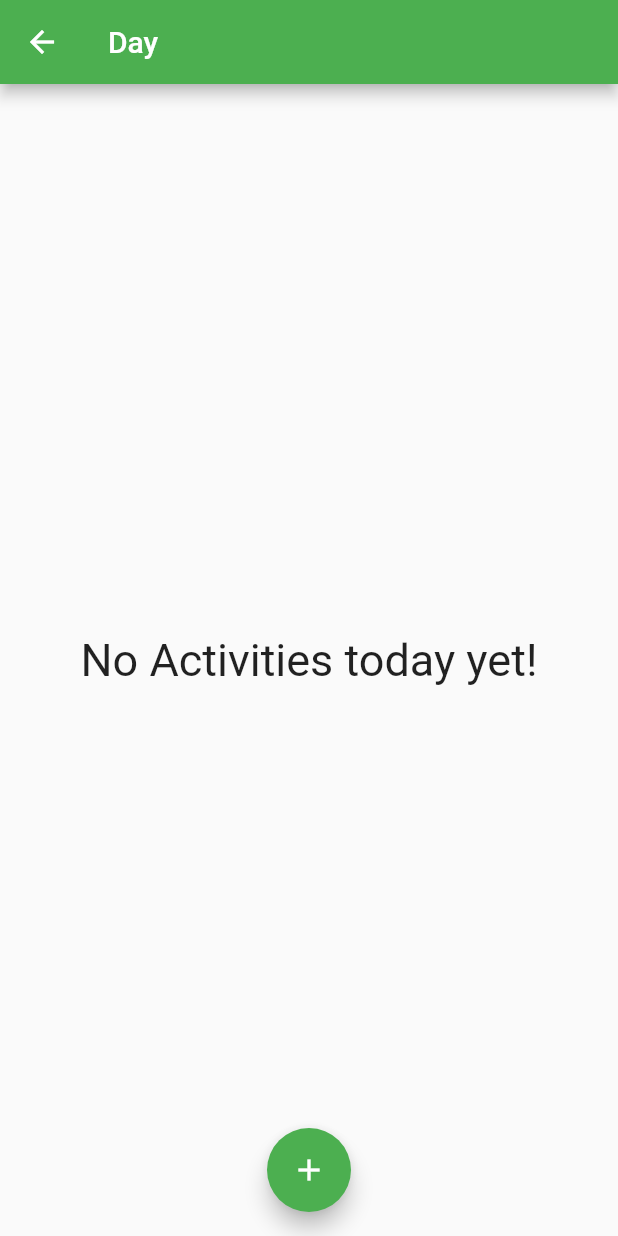
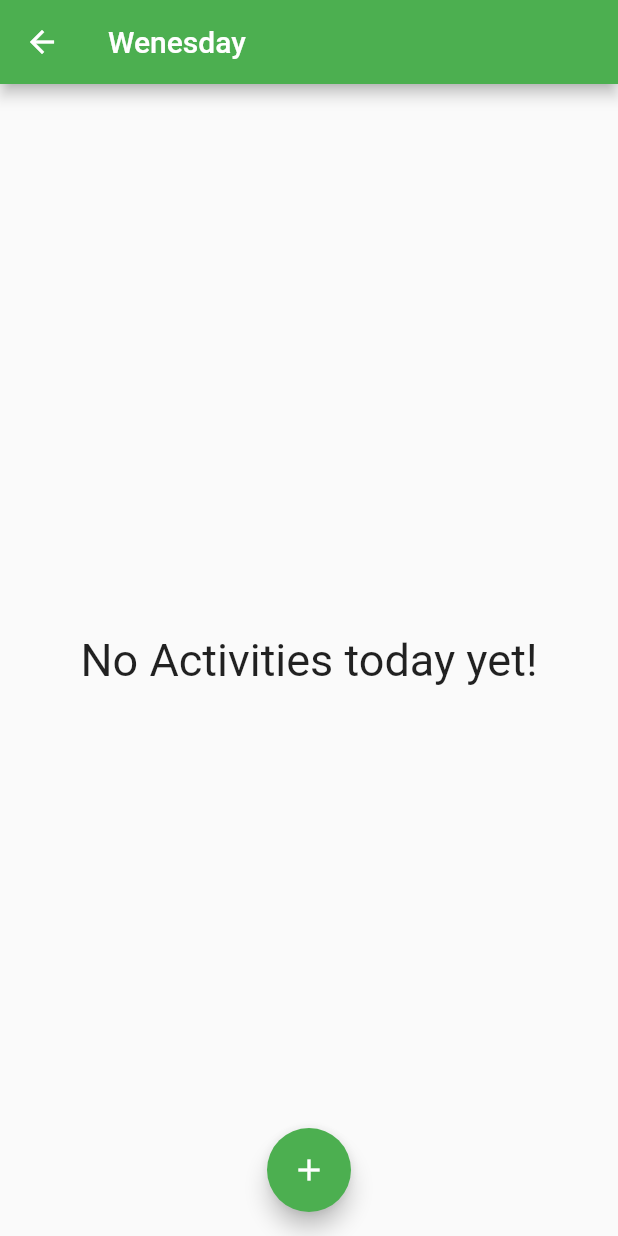
Before and after one commit to dogman223/active_week, a Flutter app: the screen it shows after launch, after a tap on "Wenesday", on a phone screen of 412 x 824 dp. Run offline on Flutter 3.47's test engine with Material 2 defaults, Android fonts, the light colour scheme and no system bars; network calls fail.

```diff
--- a/lib/day_screen/friday.dart
+++ b/lib/day_screen/friday.dart
@@ -46,7 +46,7 @@ class _FridayScreenState extends State<FridayScreen> {
   @override
   Widget build(BuildContext context) {
     return Scaffold(
-      appBar: AppBar(title: Text('Day')),
+      appBar: AppBar(title: Text('Friday')),
       body: buildListContent(context),
       floatingActionButtonLocation: FloatingActionButtonLocation.centerFloat,
       floatingActionButton: FloatingActionButton(
--- a/lib/day_screen/saturday.dart
+++ b/lib/day_screen/saturday.dart
@@ -46,7 +46,7 @@ class _SaturdayScreenState extends State<SaturdayScreen> {
   @override
   Widget build(BuildContext context) {
     return Scaffold(
-      appBar: AppBar(title: Text('Day')),
+      appBar: AppBar(title: Text('Saturday')),
       body: buildListContent(context),
       floatingActionButtonLocation: FloatingActionButtonLocation.centerFloat,
       floatingActionButton: FloatingActionButton(
--- a/lib/day_screen/sunday.dart
+++ b/lib/day_screen/sunday.dart
@@ -46,7 +46,7 @@ class _SundayScreenState extends State<SundayScreen> {
   @override
   Widget build(BuildContext context) {
     return Scaffold(
-      appBar: AppBar(title: Text('Day')),
+      appBar: AppBar(title: Text('Sunday')),
       body: buildListContent(context),
       floatingActionButtonLocation: FloatingActionButtonLocation.centerFloat,
       floatingActionButton: FloatingActionButton(
--- a/lib/day_screen/thursday.dart
+++ b/lib/day_screen/thursday.dart
@@ -46,7 +46,7 @@ class _ThursdayScreenState extends State<ThursdayScreen> {
   @override
   Widget build(BuildContext context) {
     return Scaffold(
-      appBar: AppBar(title: Text('Day')),
+      appBar: AppBar(title: Text('Thursday')),
       body: buildListContent(context),
       floatingActionButtonLocation: FloatingActionButtonLocation.centerFloat,
       floatingActionButton: FloatingActionButton(
--- a/lib/day_screen/wenesday.dart
+++ b/lib/day_screen/wenesday.dart
@@ -46,7 +46,7 @@ class _WenesdayScreenState extends State<WenesdayScreen> {
   @override
   Widget build(BuildContext context) {
     return Scaffold(
-      appBar: AppBar(title: Text('Day')),
+      appBar: AppBar(title: Text('Wenesday')),
       body: buildListContent(context),
       floatingActionButtonLocation: FloatingActionButtonLocation.centerFloat,
       floatingActionButton: FloatingActionButton(
--- a/lib/list/activities_list.dart
+++ b/lib/list/activities_list.dart
@@ -7,9 +7,7 @@ import 'days_list.dart';
 class ActivitiesList extends StatelessWidget {
   ActivitiesList({super.key, required this.activities});
 
-  List<Activity> activities = [
-    Activity('Programming', days.first, Category.learning)
-  ];
+  List<Activity> activities = [];
 
   @override
   Widget build(BuildContext context) {
--- a/lib/screen/day_activities_screen.dart
+++ /dev/null
@@ -1,58 +0,0 @@
-import 'package:flutter/material.dart';
-
-import '../model/activity.dart';
-import '../widgets/new_activity.dart';
-
-//Screen of activities in a day
-class DayActivitiesScreen extends StatefulWidget {
-  DayActivitiesScreen({super.key, required this.activities});
-
-  List<Activity> activities;
-
-  @override
-  State<DayActivitiesScreen> createState() => _DayActivitiesScreenState();
-}
-
-class _DayActivitiesScreenState extends State<DayActivitiesScreen> {
-  void _openAddActivityOverlay(BuildContext context) {
-    showModalBottomSheet(
-        context: context,
-        builder: (contex) => NewActivity(onAddActivity: _addActivity));
-  }
-
-  void _addActivity(Activity activity) {
-    setState(() {
-      widget.activities.add(activity);
-    });
-  }
-
-  //Widget builds list of activities if not empty
-  Widget buildListContent(BuildContext context) {
-    Widget listContent = ListView.builder(
-        itemCount: widget.activities.length,
-        itemBuilder: (context, index) => Text(widget.activities[index].title));
-
-    if (widget.activities.isEmpty) {
-      listContent = const Center(
-          child: Text(
-        'No Activities today yet!',
-        style: TextStyle(fontSize: 30),
-      ));
-    }
-    return listContent;
-  }
-
-  //Build Scaffold
-  @override
-  Widget build(BuildContext context) {
-    return Scaffold(
-      appBar: AppBar(title: Text('Day')),
-      body: buildListContent(context),
-      floatingActionButtonLocation: FloatingActionButtonLocation.centerFloat,
-      floatingActionButton: FloatingActionButton(
-        child: const Icon(Icons.add),
-        onPressed: () => _openAddActivityOverlay(context),
-      ),
-    );
-  }
-}
--- a/lib/screen/week_screen.dart
+++ b/lib/screen/week_screen.dart
@@ -1,23 +1,67 @@
 import 'package:flutter/material.dart';
 
+import '../day_screen/friday.dart';
+import '../day_screen/saturday.dart';
+import '../day_screen/sunday.dart';
+import '../day_screen/thursday.dart';
+import '../day_screen/tuesday.dart';
+import '../day_screen/wenesday.dart';
 import '/list/days_list.dart';
 import '/model/activity.dart';
 import '/model/day.dart';
 import '/widgets/day_item.dart';
-import './day_activities_screen.dart';
+import '/day_screen/monday.dart';
 
 //Visible main menu with view of days in week
 class WeekScreen extends StatelessWidget {
-  const WeekScreen({super.key});
+  WeekScreen({super.key});
 
   //Selecting day Function
-  void _selectDay(
-    BuildContext context,
-  ) {
-    Navigator.of(context).push(MaterialPageRoute(
-        builder: (context) => DayActivitiesScreen(
-              activities: [],
-            )));
+  void _selectDay(BuildContext context, Day day) {
+    switch (days.indexOf(day)) {
+      case 0:
+        Navigator.of(context).push(MaterialPageRoute(
+            builder: (context) => MondayScreen(
+                  activities: [],
+                )));
+        break;
+      case 1:
+        Navigator.of(context).push(MaterialPageRoute(
+            builder: (context) => TuesdayScreen(
+                  activities: [],
+                )));
+        break;
+      case 2:
+        Navigator.of(context).push(MaterialPageRoute(
+            builder: (context) => WenesdayScreen(
+                  activities: [],
+                )));
+        break;
+      case 3:
+        Navigator.of(context).push(MaterialPageRoute(
+            builder: (context) => ThursdayScreen(
+                  activities: [],
+                )));
+        break;
+      case 4:
+        Navigator.of(context).push(MaterialPageRoute(
+            builder: (context) => FridayScreen(
+                  activities: [],
+                )));
+        break;
+      case 5:
+        Navigator.of(context).push(MaterialPageRoute(
+            builder: (context) => SaturdayScreen(
+                  activities: [],
+                )));
+        break;
+      case 6:
+        Navigator.of(context).push(MaterialPageRoute(
+            builder: (context) => SundayScreen(
+                  activities: [],
+                )));
+        break;
+    }
   }
 
   @override
@@ -37,7 +81,7 @@ class WeekScreen extends StatelessWidget {
                 DayItem(
                     day: day,
                     onSelectDay: () {
-                      _selectDay(context);
+                      _selectDay(context, day);
                     })
             ]));
   }
--- a/lib/widgets/day_item.dart
+++ b/lib/widgets/day_item.dart
@@ -1,5 +1,5 @@
 import 'package:flutter/material.dart';
-import '/screen/day_activities_screen.dart';
+import '/day_screen/monday.dart';
 import '../model/day.dart';
 
 //Grid of day
```
Also changed, not shown: lib/widgets/new_activity.dart (+14 -18 lines), pubspec.lock, 1 other file.
